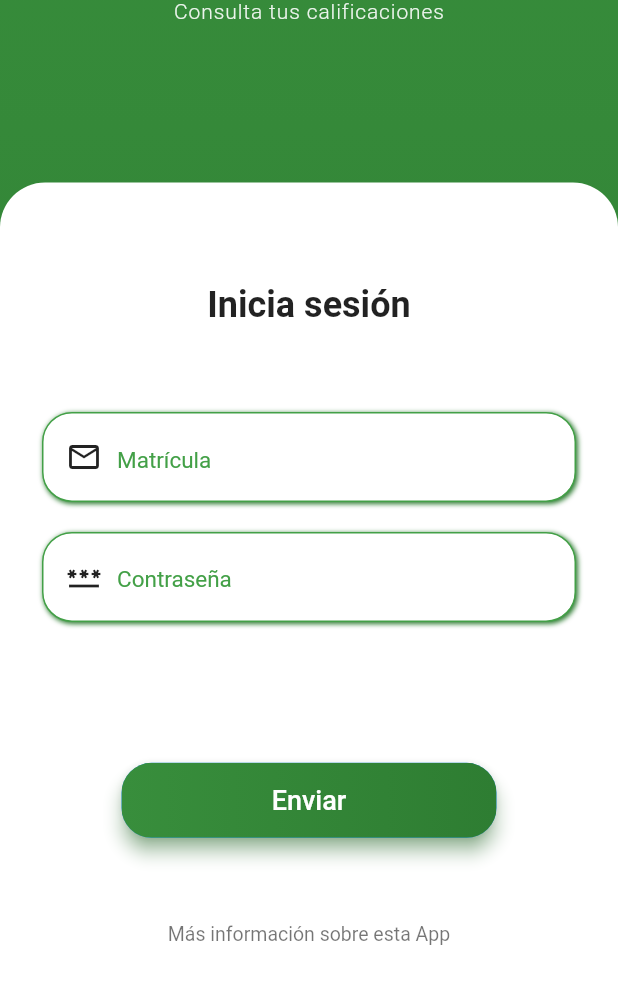
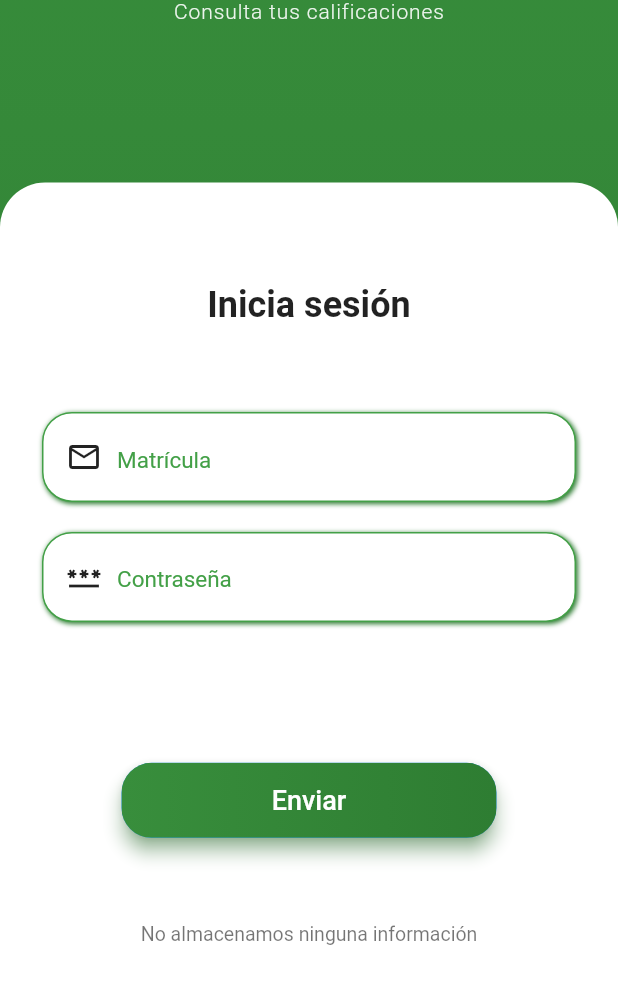
Before and after one commit to AngelFlower/cuervos_app, a Flutter app: the screen it shows after launch, on a phone screen of 412 x 824 dp, the part 240-1236 px from its top. Run offline on Flutter 3.47's test engine with Material 2 defaults, Android fonts, the light colour scheme and no system bars; our stand-ins replace flutter_secure_storage, simple_animations; missing offline and left inert: admob_flutter.

Commit message:
codigo version

```diff
--- a/lib/pages/login_page.dart
+++ b/lib/pages/login_page.dart
@@ -163,7 +163,7 @@ class _LoginPageState extends State<LoginPage> {
                   alignment: Alignment.center,
                   margin: const EdgeInsets.only(top: 10, bottom: 40),
                   child: const Text(
-                    "Más información sobre esta App",
+                    "No almacenamos ninguna información",
                     style: TextStyle(color: Colors.black54, fontSize: 13),
                   )),
             ),
--- a/pubspec.yaml
+++ b/pubspec.yaml
@@ -15,7 +15,7 @@ publish_to: 'none' # Remove this line if you wish to publish to pub.dev
 # In iOS, build-name is used as CFBundleShortVersionString while build-number used as CFBundleVersion.
 # Read more about iOS versioning at
 # https://developer.apple.com/library/archive/documentation/General/Reference/InfoPlistKeyReference/Articles/CoreFoundationKeys.html
-version: 1.0.0+1
+version: 1.0.1+2
 
 environment:
   sdk: ">=2.12.0 <3.0.0"
```
Also changed, not shown: 11 other files.
